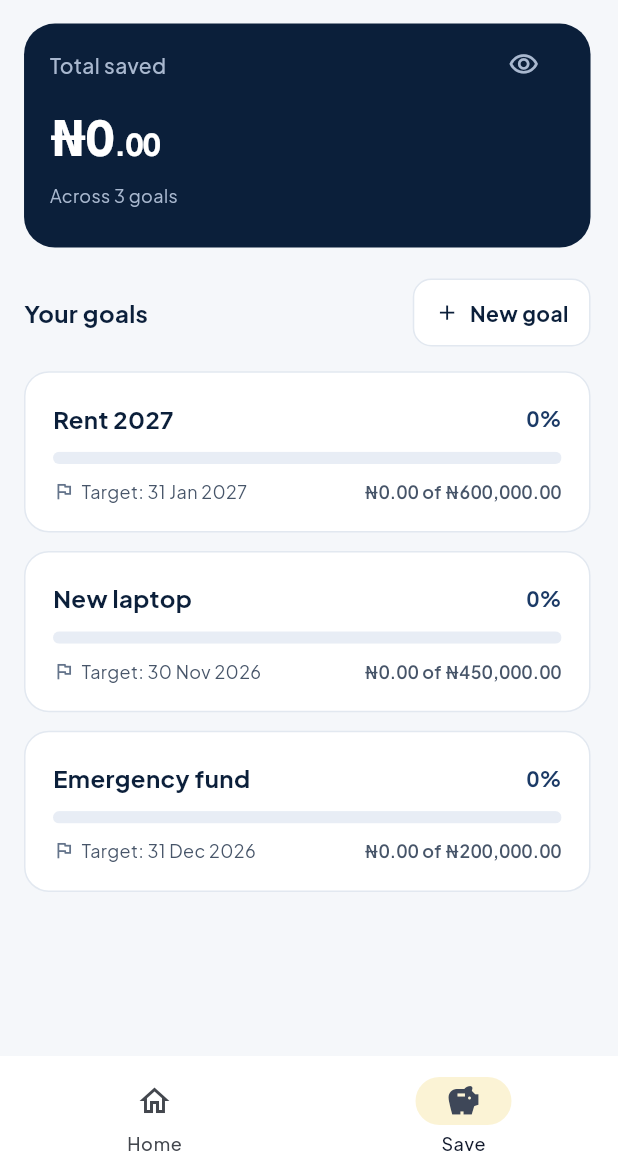
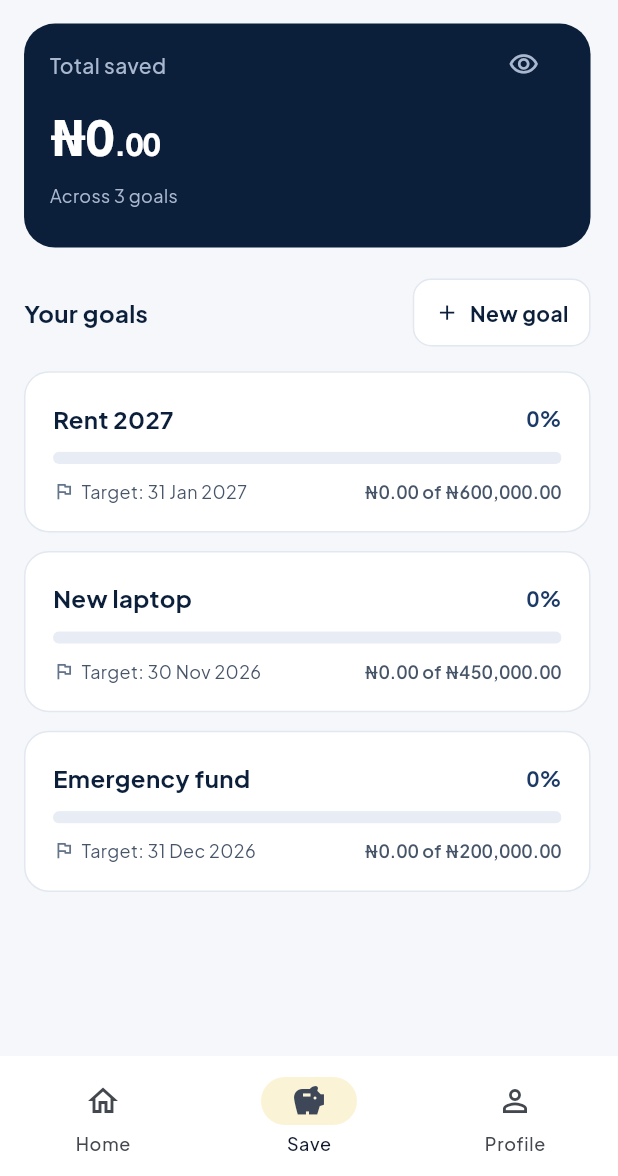
Before and after one commit to Miqhael857/NovaApp, a Flutter app: the screen it shows after launch, after a tap on the "visibility" icon, after a tap on "Save", on a phone screen of 412 x 824 dp, the part 60-1236 px from its top. Run offline on Flutter 3.47's test engine with Material 3 defaults, Android fonts, the phone set to English and light mode, and no system bars; our stand-ins replace connectivity_plus, flutter_riverpod, flutter_screenutil, gap, go_router, sqflite; accounts and stored records are empty.

Commit message:
Restore the Profile tab, and read the balance from the ledger
Two things the checklist had been carrying as known defects.

The Profile route was commented out in the router while the shell still drew
a Profile destination, so the third tab led nowhere — a crash waiting to
happen in front of a panel. Route and destination are both back, pointing at
ProfileView, and the router test asserts the third tab again instead of
carrying a TODO about it.

Home's balance was the literal Kobo.fromNaira(20000). It now comes from the
fake server's ledger through walletBalanceProvider, with two providers
beside it: pendingOutgoing sums the queue in kobo, and availableBalance is
the balance minus that queue. This is assumption 3 in the README made real —
validating against a balance that ignores the queue would let someone commit
the same naira twice while offline and only find out on reconnect. The card
now says "Available X · Y pending" whenever anything is queued.

Send still validates against the kAvailableBalance constant rather than
availableBalanceProvider, so the two figures can disagree. That is recorded
in the README, the deck and the checklist rather than quietly left.

Documents corrected again, since fixing these falsified them: the README and
the checklist both listed the balance literal as outstanding, the deck's
slide 3 carried it under "Deliberately not", and slide 10 still listed
reading the ledger as future work.

Verified: analyze clean, 65 tests passing, and the integration test passing
on the iOS simulator after the change.

```diff
--- a/lib/app_router.dart
+++ b/lib/app_router.dart
@@ -9,6 +9,7 @@ import 'package:novawallet/presentation/features/activity/activity_detail_screen
 import 'package:novawallet/presentation/features/novasave/create_goal_view.dart';
 import 'package:novawallet/presentation/features/novasave/goal_detail_view.dart';
 import 'package:novawallet/presentation/features/novasave/nova_save_goal_view.dart';
+import 'package:novawallet/presentation/features/profile/profile_view.dart';
 import 'package:novawallet/presentation/features/send/send_amount_view.dart';
 import 'package:novawallet/presentation/features/send/send_confirm_view.dart';
 import 'package:novawallet/presentation/features/send/send_result_view.dart';
@@ -55,12 +56,12 @@ final appRouterProvider = Provider<GoRouter>((ref) {
               ),
             ],
           ),
-          // GoRoute(
-          //   parentNavigatorKey: shellKey,
-          //   path: Routes.profile,
-          //   name: RouteNames.profile,
-          //   builder: (context, state) => const ProfileScreen(),
-          // ),
+          GoRoute(
+            parentNavigatorKey: shellKey,
+            path: Routes.profile,
+            name: RouteNames.profile,
+            builder: (context, state) => const ProfileView(),
+          ),
         ],
       ),
 
--- a/lib/data/providers.dart
+++ b/lib/data/providers.dart
@@ -185,3 +185,41 @@ final outboxItemsProvider = FutureProvider<List<OutboxItem>>((ref) async {
   final services = await ref.watch(novaPayServicesProvider.future);
   return services.outbox.all();
 });
+
+/// The wallet balance as the server holds it.
+///
+/// Read from the fake server's ledger rather than kept on the client, so a
+/// transfer that settles is reflected here and nowhere else has to be told.
+final walletBalanceProvider = FutureProvider<Kobo>((ref) async {
+  final services = await ref.watch(novaPayServicesProvider.future);
+  return FakeNovaPayApi.balanceOf(services.serverDb);
+});
+
+/// Money the user has already committed that has not reached the server yet.
+///
+/// Summed in kobo from the queue itself, so it cannot drift from what will
+/// actually be sent.
+final pendingOutgoingProvider = Provider<Kobo>((ref) {
+  final items = ref
+      .watch(outboxItemsProvider)
+      .maybeWhen(data: (list) => list, orElse: () => const <OutboxItem>[]);
+
+  var total = Kobo.zero;
+  for (final item in items.where((i) => i.needsSending)) {
+    total += Kobo((item.payload['amountKobo'] as num?)?.toInt() ?? 0);
+  }
+  return total;
+});
+
+/// Balance minus everything queued — what the user can actually spend.
+///
+/// Assumption 3 in the README: validating against the raw balance would let
+/// someone queue the same naira twice while offline and only discover the
+/// problem when the second one was rejected on reconnect.
+final availableBalanceProvider = Provider<Kobo>((ref) {
+  final balance = ref
+      .watch(walletBalanceProvider)
+      .maybeWhen(data: (value) => value, orElse: () => Kobo.zero);
+  final available = balance - ref.watch(pendingOutgoingProvider);
+  return available.isNegative ? Kobo.zero : available;
+});
--- a/lib/presentation/features/wallethome/wallet_home_view.dart
+++ b/lib/presentation/features/wallethome/wallet_home_view.dart
@@ -21,12 +21,22 @@ class WalletHomeScreen extends ConsumerWidget {
   Future<void> _refresh(WidgetRef ref) async {
     final services = await ref.read(novaPayServicesProvider.future);
     await services.sync.run();
-    ref.invalidate(outboxItemsProvider);
+    ref
+      ..invalidate(outboxItemsProvider)
+      ..invalidate(walletBalanceProvider);
   }
 
   @override
   Widget build(BuildContext context, WidgetRef ref) {
     final offline = ref.watch(offlineOverrideProvider);
+
+    // Read from the ledger, not a literal: what the server holds, what is
+    // still queued, and what is therefore actually spendable.
+    final balance = ref
+        .watch(walletBalanceProvider)
+        .maybeWhen(data: (value) => value, orElse: () => Kobo.zero);
+    final pending = ref.watch(pendingOutgoingProvider);
+    final available = ref.watch(availableBalanceProvider);
     final queued = ref
         .watch(outboxItemsProvider)
         .maybeWhen(
@@ -87,8 +97,11 @@ class WalletHomeScreen extends ConsumerWidget {
 
                     AppBalanceCardWidget(
                       text: 'NovaWallet balance',
-                      subtitle: 'Updated 22:04 · Pull down to refresh',
-                      balance: Kobo.fromNaira(20000),
+                      subtitle: pending.isZero
+                          ? 'Pull down to refresh'
+                          : 'Available ${available.format()} · '
+                                '${pending.format()} pending',
+                      balance: balance,
                       onSend: () => context.pushNamed(RouteNames.sendRecipient),
                       onSave: () => context.goNamed(RouteNames.save),
                     ),
--- a/lib/presentation/shared/app_navigation_layout.dart
+++ b/lib/presentation/shared/app_navigation_layout.dart
@@ -39,11 +39,11 @@ class AppNavigationLayout extends StatelessWidget {
             selectedIcon: Icon(Icons.savings),
             label: 'Save',
           ),
-          // NavigationDestination(
-          //   icon: Icon(Icons.person_outline),
-          //   selectedIcon: Icon(Icons.person),
-          //   label: 'Profile',
-          // ),
+          NavigationDestination(
+            icon: Icon(Icons.person_outline),
+            selectedIcon: Icon(Icons.person),
+            label: 'Profile',
+          ),
         ],
       ),
     );
```
Also changed, not shown: 4 other files.
